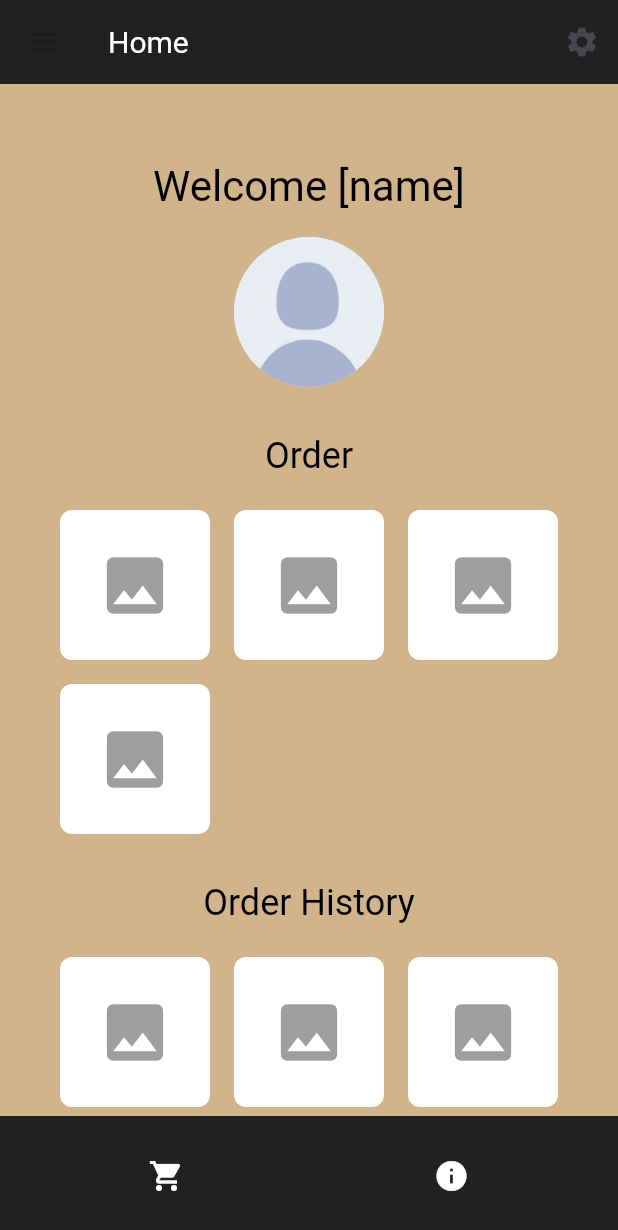
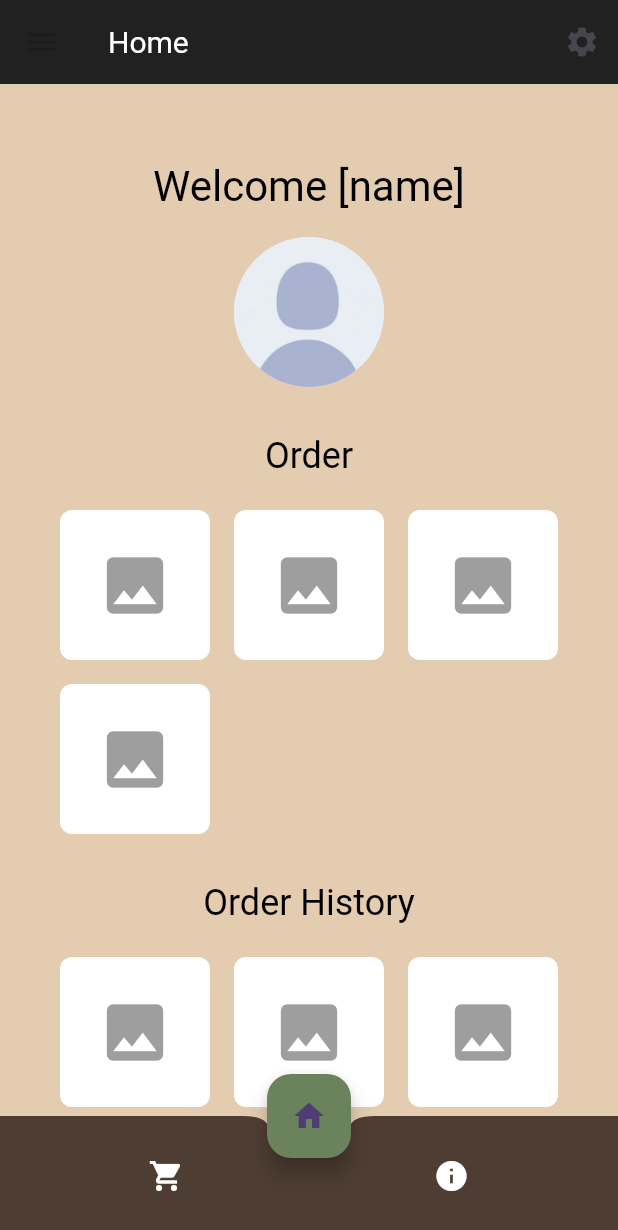
Before and after one commit to VoxMonstra/CSC-4610-Web-Warriors, a Flutter app: the screen it shows after launch, on a phone screen of 412 x 824 dp. Shown: the top 1230 px of the screen. Run offline on Flutter 3.47's test engine with Material 3 defaults, Android fonts, the phone set to English and light mode, and no system bars; our stand-ins replace google_fonts, shared_preferences; missing offline and left inert: mysql1.

Commit message:
Design: Home page design changes

```diff
--- a/src/lib/screens/home.dart
+++ b/src/lib/screens/home.dart
@@ -5,7 +5,7 @@ class HomePage extends StatelessWidget {
   @override
   Widget build(BuildContext context) {
     return Scaffold(
-      backgroundColor: Color(0xFFD2B48C), // Light brown background
+      backgroundColor: Color(0xFFE3CCB0), // Light brown background
       appBar: AppBar(
         title: Text('Home'),
         backgroundColor: Color(0xFF212121),
@@ -71,8 +71,9 @@ class HomePage extends StatelessWidget {
         ),
       ),
       bottomNavigationBar: BottomAppBar(
-        color: Color(0xFF212121), // Darker Gray as in wireframe
+        color: Color(0xFF4E3D32), // Darker Brown as in wireframe
         shape: CircularNotchedRectangle(),
+        notchMargin: 0.0,
         child: Row(
           mainAxisAlignment: MainAxisAlignment.spaceAround,
           children: [
@@ -89,6 +90,14 @@ class HomePage extends StatelessWidget {
           ],
         ),
       ),
+      floatingActionButton: FloatingActionButton(
+        onPressed: () {
+          Navigator.pushNamed(context, '/home');
+        },
+        backgroundColor: Color(0xFF6B835C), // Lighter Green as in wireframe
+        child: Icon(Icons.home),
+        ),
+        floatingActionButtonLocation: FloatingActionButtonLocation.centerDocked,
     );
   }
 
```
